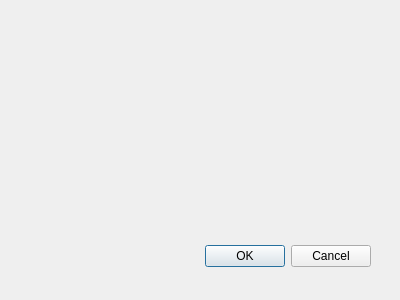
This is cardwindow.ui in marcinwozniak0/BakcylProgramowania_2020 as Qt 5 draws it before an edit. The edited form follows.
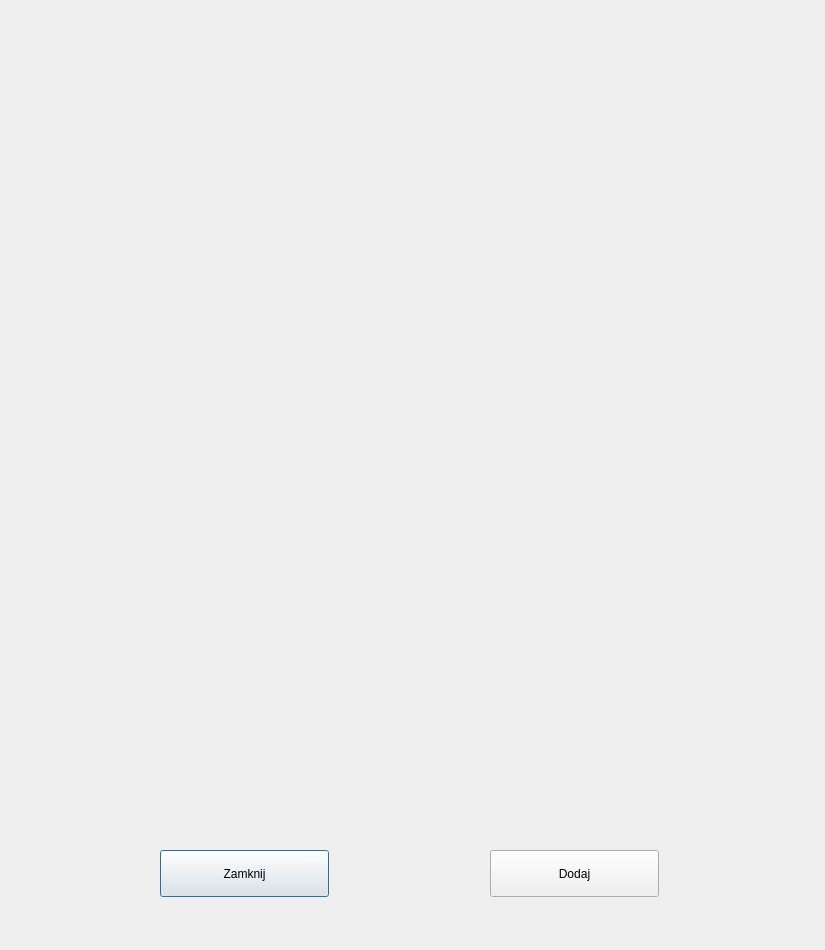
This is the edited form.

Commit message: Added card window view and buttons to add card to deck and close window

The edit to the form file:
```diff
--- a/cardwindow.ui
+++ b/cardwindow.ui
@@ -8,27 +8,50 @@
    <rect>
     <x>0</x>
     <y>0</y>
-    <width>400</width>
-    <height>300</height>
+    <width>825</width>
+    <height>950</height>
    </rect>
   </property>
   <property name="windowTitle">
    <string>Dialog</string>
   </property>
-  <widget class="QDialogButtonBox" name="buttonBox">
+  <widget class="QPushButton" name="pushButton">
    <property name="geometry">
     <rect>
-     <x>30</x>
-     <y>240</y>
-     <width>341</width>
-     <height>32</height>
+     <x>160</x>
+     <y>850</y>
+     <width>169</width>
+     <height>47</height>
     </rect>
    </property>
-   <property name="orientation">
-    <enum>Qt::Horizontal</enum>
+   <property name="text">
+    <string>Zamknij</string>
    </property>
-   <property name="standardButtons">
-    <set>QDialogButtonBox::Cancel|QDialogButtonBox::Ok</set>
+  </widget>
+  <widget class="QPushButton" name="pushButton_2">
+   <property name="geometry">
+    <rect>
+     <x>490</x>
+     <y>850</y>
+     <width>169</width>
+     <height>47</height>
+    </rect>
+   </property>
+   <property name="text">
+    <string>Dodaj</string>
+   </property>
+  </widget>
+  <widget class="QLabel" name="label">
+   <property name="geometry">
+    <rect>
+     <x>130</x>
+     <y>40</y>
+     <width>561</width>
+     <height>781</height>
+    </rect>
+   </property>
+   <property name="text">
+    <string/>
    </property>
   </widget>
  </widget>
```
Left out of the diff: 40 changed lines with no effect on the pictures. The commit also changes 3 other files.
